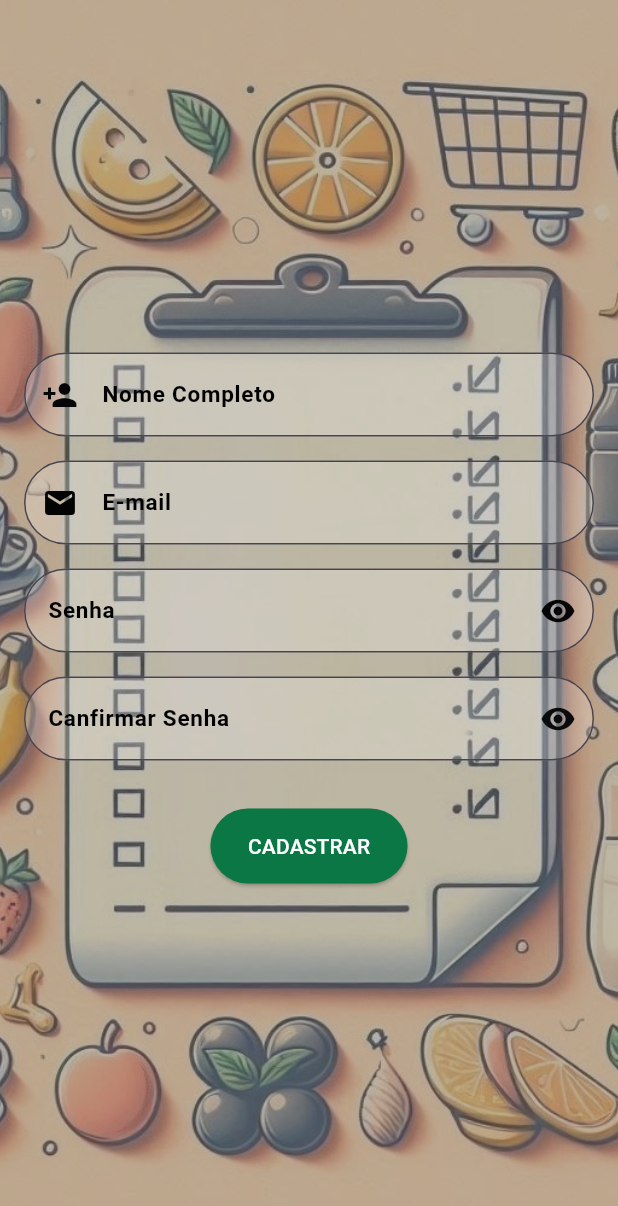
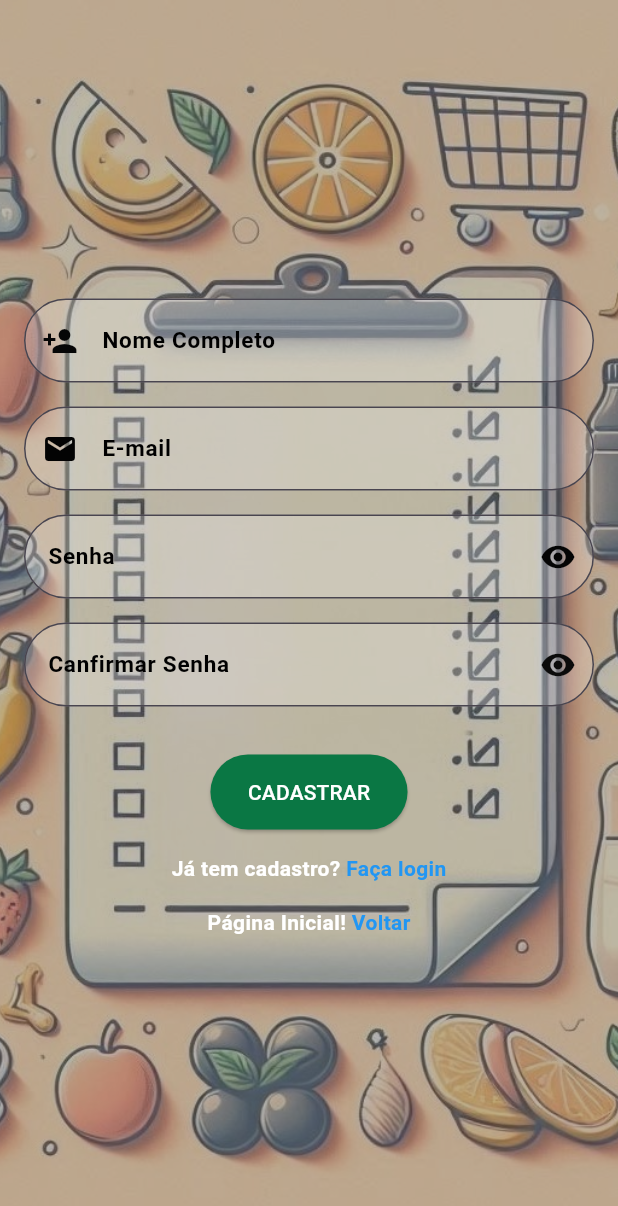
Before and after one commit to Nalanda-k-F/Trabalho_Lista_Compra, a Flutter app: the Cadastrar screen opened by its route, on a phone screen of 412 x 824 dp. Shown: the top 1206 px of the screen. Run offline on Flutter 3.47's test engine with Material 3 defaults, Android fonts, the light colour scheme and no system bars; our stand-ins replace sqflite; accounts and stored records are empty; Roboto replaces fonts that are missing (WorkSansLight).

Commit message:
commit final?

```diff
--- a/trabalho_lista_de_compra/lib/app/pages/cadastrar.dart
+++ b/trabalho_lista_de_compra/lib/app/pages/cadastrar.dart
@@ -209,6 +209,56 @@ class _CadastrarState extends State<Cadastrar> {
                       text: 'CADASTRAR',
                       onPressed: _cadastrarUsuario,
                     ),
+                  SizedBox(height: 16.0),
+                    Row(
+                      mainAxisAlignment: MainAxisAlignment.center,
+                      children: [
+                        Text(
+                          'Já tem cadastro? ',
+                          style: TextStyle(
+                            color: Colors.white,
+                            fontWeight: FontWeight.bold,
+                          ),
+                        ),
+                        GestureDetector(
+                          onTap: () {
+                            Navigator.pushReplacementNamed(context, '/login');
+                          },
+                          child: Text(
+                            'Faça login',
+                            style: TextStyle(
+                              color: Colors.blue,
+                              fontWeight: FontWeight.bold,
+                            ),
+                          ),
+                        ),
+                      ],
+                    ),
+                    SizedBox(height: 16.0),
+                    Row(
+                      mainAxisAlignment: MainAxisAlignment.center,
+                      children: [
+                        Text(
+                          'Página Inicial! ',
+                          style: TextStyle(
+                            color: Colors.white,
+                            fontWeight: FontWeight.bold,
+                          ),
+                        ),
+                        GestureDetector(
+                          onTap: () {
+                            Navigator.pushReplacementNamed(context, '/home');
+                          },
+                          child: Text(
+                            'Voltar',
+                            style: TextStyle(
+                              color: Colors.blue,
+                              fontWeight: FontWeight.bold,
+                            ),
+                          ),
+                        ),
+                      ],
+                    ),
                   ],
                 ),
               ),
--- a/trabalho_lista_de_compra/lib/app/pages/editar.dart
+++ b/trabalho_lista_de_compra/lib/app/pages/editar.dart
@@ -54,8 +54,8 @@ class _EditarState extends State<Editar> {
         title: Text('Voltar'),
         leading: IconButton(
           icon: Icon(Icons.arrow_back),
-          onPressed: () {
-            Navigator.pop(context);
+           onPressed: () {
+             Navigator.pushNamed(context, '/telaPrincipal');
           },
         ),
       ),
--- a/trabalho_lista_de_compra/lib/app/pages/visualizar.dart
+++ b/trabalho_lista_de_compra/lib/app/pages/visualizar.dart
@@ -45,8 +45,8 @@ class _VisualizarState extends State<Visualizar> {
         title: Text('Visualizar Lista'),
         leading: IconButton(
           icon: Icon(Icons.arrow_back),
-          onPressed: () {
-            Navigator.pop(context);
+           onPressed: () {
+             Navigator.pushNamed(context, '/telaPrincipal');
           },
         ),
       ),
--- a/trabalho_lista_de_compra/lib/main.dart
+++ b/trabalho_lista_de_compra/lib/main.dart
@@ -66,7 +66,7 @@ class TrabalhoFinal extends StatelessWidget {
           );
         },
       },
-      initialRoute: '/telaPrincipal',
+      initialRoute: '/home',
     );
   }
 }
```
Also changed, not shown: trabalho_lista_de_compra/lib/app/controllers/ListaPrincipalController.dart (+37 -27 lines), trabalho_lista_de_compra/lib/app/controllers/cadastro_lista_controller.dart (+19 -30 lines), trabalho_lista_de_compra/lib/app/pages/login.dart (+50 -0 lines), trabalho_lista_de_compra/lib/app/pages/telaCadastro.dart (+16 -17 lines), trabalho_lista_de_compra/lib/app/pages/telaPrincipal.dart (+3 -7 lines).
